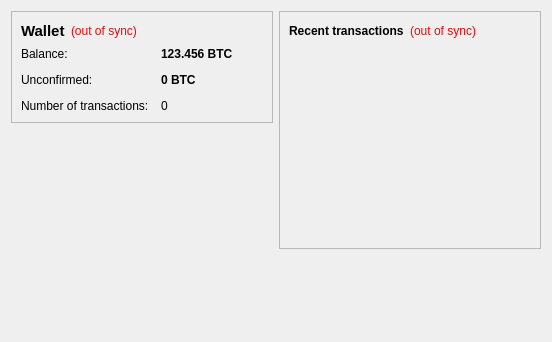
Before: the Qt Designer form src/qt/forms/overviewpage.ui in raffermeko/bitcoin, drawn with Qt 5.
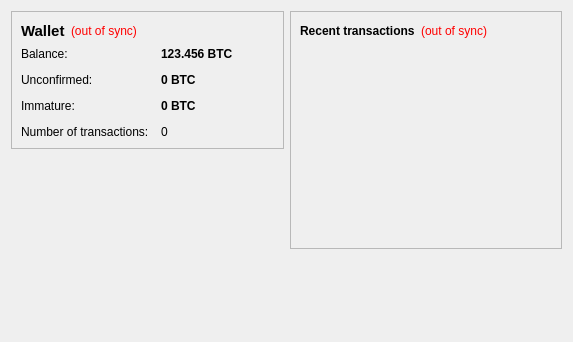
After: the same form once the commit is applied.

Commit message: Added 'immature balance' for miners. Only displayed if the balance is greater than zero.

Diff of the .ui file:
```diff
--- a/src/qt/forms/overviewpage.ui
+++ b/src/qt/forms/overviewpage.ui
@@ -6,7 +6,7 @@
    <rect>
     <x>0</x>
     <y>0</y>
-    <width>552</width>
+    <width>573</width>
     <height>342</height>
    </rect>
   </property>
@@ -141,14 +141,14 @@
             </property>
            </widget>
           </item>
-          <item row="2" column="0">
+          <item row="3" column="0">
            <widget class="QLabel" name="label_2">
             <property name="text">
              <string>Number of transactions:</string>
             </property>
            </widget>
           </item>
-          <item row="2" column="1">
+          <item row="3" column="1">
            <widget class="QLabel" name="labelNumTransactions">
             <property name="toolTip">
              <string>Total number of transactions in wallet</string>
@@ -158,6 +158,32 @@
             </property>
            </widget>
           </item>
+          <item row="2" column="0">
+           <widget class="QLabel" name="labelImmatureText">
+            <property name="text">
+             <string>Immature:</string>
+            </property>
+           </widget>
+          </item>
+          <item row="2" column="1">
+           <widget class="QLabel" name="labelImmature">
+            <property name="font">
+             <font>
+              <weight>75</weight>
+              <bold>true</bold>
+             </font>
+            </property>
+            <property name="toolTip">
+             <string>Mined balance that has not yet matured</string>
+            </property>
+            <property name="text">
+             <string notr="true">0 BTC</string>
+            </property>
+            <property name="textInteractionFlags">
+             <set>Qt::LinksAccessibleByMouse|Qt::TextSelectableByKeyboard|Qt::TextSelectableByMouse</set>
+            </property>
+           </widget>
+          </item>
          </layout>
         </item>
        </layout>
```
The commit also changes 8 other files.
